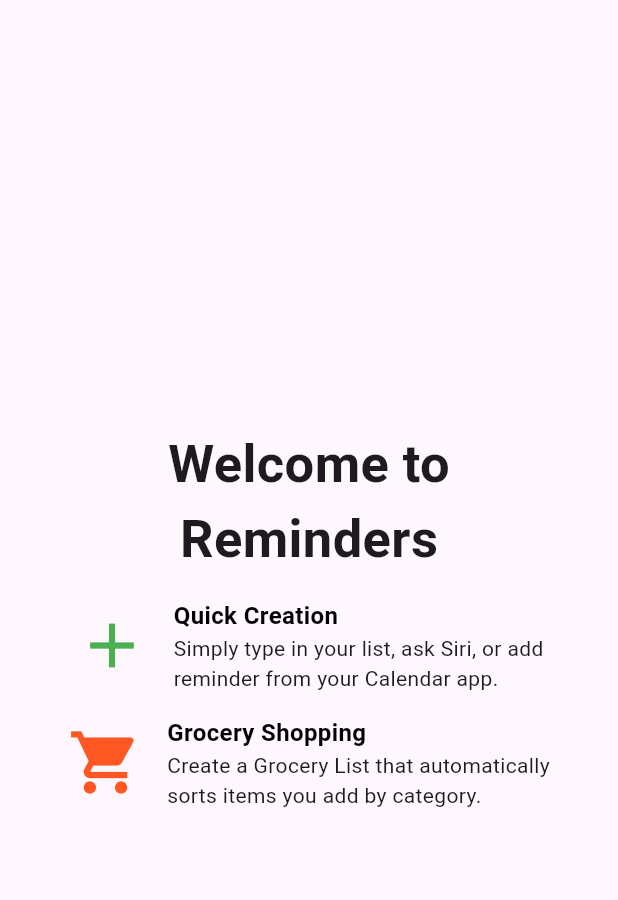
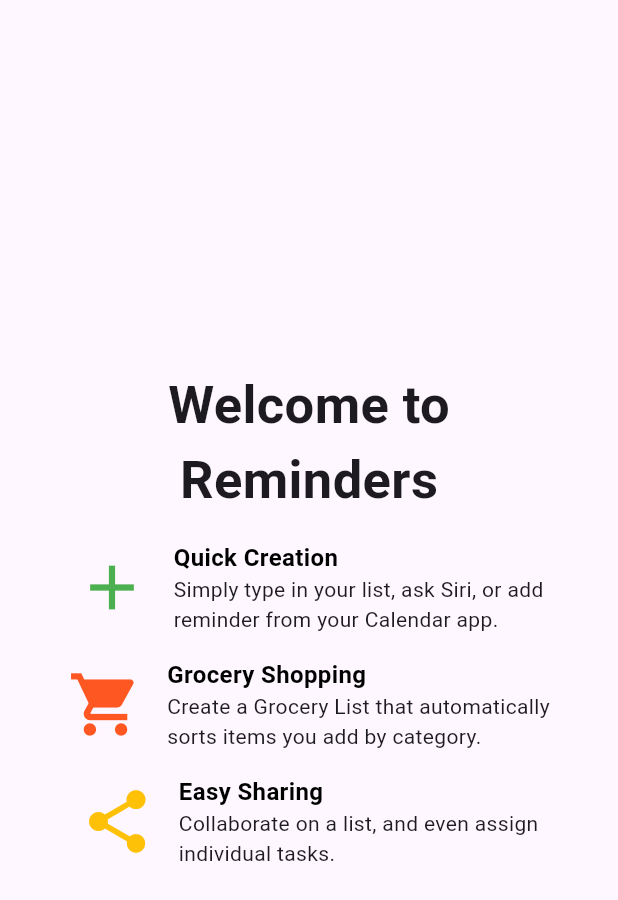
Before and after one commit to Bryan01Cruz/Tareas-Lenguajes-Programacion, a Flutter app: the screen it shows after launch, on a phone screen of 412 x 824 dp. Shown: the top 900 px of the screen. Run offline on Flutter 3.47's test engine with Material 3 defaults, Android fonts, the phone set to English and light mode, and no system bars.

Commit message:
Creación del tercer row - tercer icono y parrafo.

```diff
--- a/tarea_pantalla/lib/main.dart
+++ b/tarea_pantalla/lib/main.dart
@@ -58,6 +58,23 @@
                       ],
                     )
                 ],
+              ),
+              SizedBox(height: 15,),
+              Row(
+                mainAxisAlignment: MainAxisAlignment.center,
+                children: [
+                    Icon(Icons.share, size: 50.0, color: Colors.amber,),
+                    SizedBox(width: 16,),
+                    Column(
+                      mainAxisAlignment: MainAxisAlignment.start,
+                      crossAxisAlignment: CrossAxisAlignment.start,
+                      children: [
+                        Text('Easy Sharing', style: TextStyle(fontSize: 16, fontWeight: FontWeight.bold, color: Colors.black),),
+                        Text('Collaborate on a list, and even assign'),
+                        Text('individual tasks.')
+                      ],
+                    )
+                ],
               )
             ],
           ),
```
